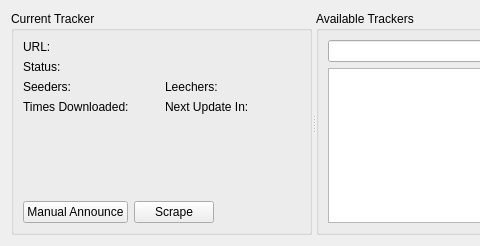
Before: the Qt Designer form transfer-plugins/bittorrent/advanceddetails/trackerview.ui in KDE/kget, drawn with Qt 5; both pictures show x 0 to 480 and y 0 to 246 of the 781 by 246 pixel window.
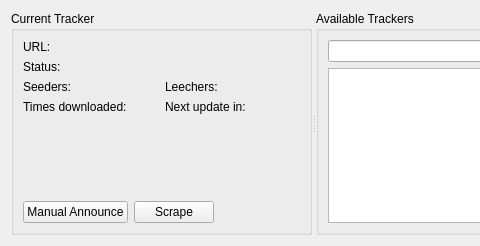
After: the same form once the commit is applied. Custom widgets are drawn as their Qt base class.

The edit to the form file:
```diff
--- a/transfer-plugins/bittorrent/advanceddetails/trackerview.ui
+++ b/transfer-plugins/bittorrent/advanceddetails/trackerview.ui
@@ -123,7 +123,7 @@
            <item>
             <widget class="QLabel" name="label_8" >
              <property name="text" >
-              <string>Times Downloaded:</string>
+              <string>Times downloaded:</string>
              </property>
             </widget>
            </item>
@@ -147,7 +147,7 @@
            <item>
             <widget class="QLabel" name="label_5" >
              <property name="text" >
-              <string>Next Update In:</string>
+              <string>Next update in:</string>
              </property>
             </widget>
            </item>
```
